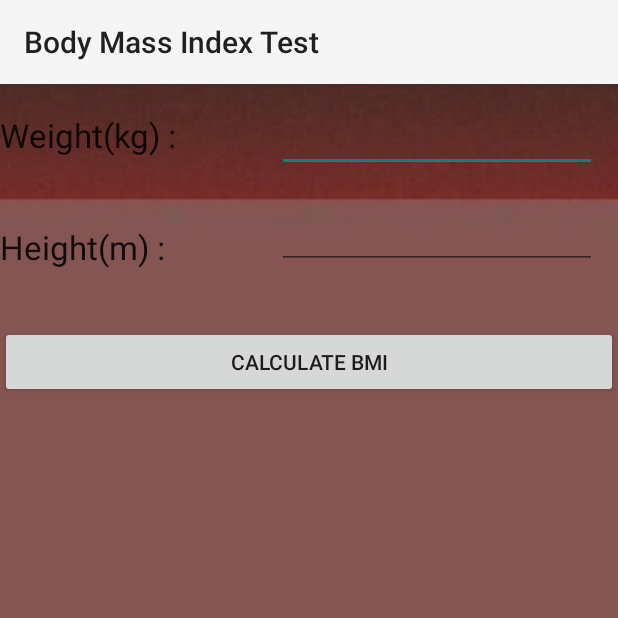
After one commit to robbie321/Sport_Universe, an Android app: the BmiCalculator screen opened directly, with no data from a screen before it, on a phone screen of 412 x 824 dp, the top half of it. The commit adds this screen. Run offline under Robolectric (Android 15) with nearby library versions, the phone set to English and light mode, and no system bars.

Commit message:
Made the BMI calculator java class and xml file

```diff
--- a/app/src/main/AndroidManifest.xml
+++ b/app/src/main/AndroidManifest.xml
@@ -26,6 +26,8 @@
         </activity>
         <activity android:name=".StopWatch" android:label="@string/stopwatch">
         </activity>
+        <activity android:name=".BmiCalculator" android:label="@string/bmi">
+        </activity>
         <activity   android:name=".Splashscreen">
             <intent-filter>
                 <action android:name="android.intent.action.MAIN" />
--- /dev/null
+++ b/app/src/main/java/com/example/g13149881/asportuniverse/BmiCalculator.java
@@ -0,0 +1,55 @@
+package com.example.g13149881.asportuniverse;
+
+import android.app.Activity;
+import android.content.Intent;
+import android.os.Bundle;
+import android.view.View;
+import android.widget.Button;
+import android.widget.EditText;
+import android.widget.TextView;
+import android.widget.Toast;
+
+/**
+ * Created by g13155105 on 19/04/2016.
+ */
+public class BmiCalculator extends Activity {
+    @Override
+    protected void onCreate(Bundle savedInstanceState) {
+        super.onCreate(savedInstanceState);
+        setContentView(R.layout.bmi_layout);
+
+        final Button calculate_BMI = (Button) findViewById(R.id.calc);
+        final EditText weight = (EditText) findViewById(R.id.weight);
+        final EditText height = (EditText) findViewById(R.id.height);
+        final TextView result = (TextView) findViewById(R.id.view_result);
+        final TextView msg = (TextView) findViewById(R.id.view_msg);
+
+        calculate_BMI.setOnClickListener(new View.OnClickListener() {
+            @Override
+            public void onClick(View v) {
+
+
+                double w,h,bmi;
+                w = Double.parseDouble(weight.getText().toString());
+                h = Double.parseDouble(height.getText().toString());
+                String message = "";
+                if(weight.getText().toString().equals("") || height.getText().toString().equals("")){
+                    Toast toast = Toast.makeText(getApplicationContext(), "Error: Invalid Input", Toast.LENGTH_SHORT);
+                }
+                else {
+                    bmi = h*h;
+                    bmi = w/bmi;
+                    result.setText(String.valueOf(bmi));
+                    if (bmi < 18.5) {
+                        message = "Underweight";
+                    } else if (bmi >= 18.5 && bmi < 25) {
+                        message = "Normal";
+                    } else if (bmi > 25) {
+                        message = "Overweight";
+                    }
+                    msg.setText(message);
+                }
+            }
+        });
+    }
+}
--- /dev/null
+++ b/app/src/main/res/layout/bmi_layout.xml
@@ -0,0 +1,77 @@
+<?xml version="1.0" encoding="utf-8"?>
+<RelativeLayout xmlns:android="http://schemas.android.com/apk/res/android"
+    android:layout_width="match_parent" android:layout_height="match_parent"
+    android:background="@drawable/background3">
+
+    <TextView
+        android:layout_width="wrap_content"
+        android:layout_height="wrap_content"
+        android:textAppearance="?android:attr/textAppearanceLarge"
+        android:text="Weight(kg) :"
+        android:id="@+id/textView_weight"
+        android:layout_alignBaseline="@+id/weight"
+        android:layout_alignBottom="@+id/weight"
+        android:layout_alignParentStart="true" />
+
+    <TextView
+        android:layout_width="wrap_content"
+        android:layout_height="wrap_content"
+        android:textAppearance="?android:attr/textAppearanceLarge"
+        android:text="Height(m) :"
+        android:id="@+id/textView_height"
+        android:layout_below="@+id/textView_weight"
+        android:layout_alignParentStart="true"
+        android:layout_marginTop="45dp" />
+
+    <EditText
+        android:layout_width="wrap_content"
+        android:layout_height="wrap_content"
+        android:inputType="numberDecimal"
+        android:ems="10"
+        android:id="@+id/weight"
+        android:layout_alignParentTop="true"
+        android:layout_alignParentEnd="true"
+        android:layout_marginEnd="14dp"
+        android:layout_marginTop="13dp"
+        android:textColor="#fffffcf9" />
+
+    <EditText
+        android:layout_width="wrap_content"
+        android:layout_height="wrap_content"
+        android:inputType="numberDecimal"
+        android:ems="10"
+        android:id="@+id/height"
+        android:layout_alignBottom="@+id/textView_height"
+        android:layout_alignStart="@+id/weight"
+        android:textColor="#fffffcf9" />
+
+    <Button
+        android:layout_width="fill_parent"
+        android:layout_height="wrap_content"
+        android:text="Calculate BMI"
+        android:id="@+id/calc"
+        android:layout_below="@+id/height"
+        android:layout_marginTop="38dp"
+        android:layout_alignParentEnd="true" />
+
+    <TextView
+        android:layout_width="wrap_content"
+        android:layout_height="wrap_content"
+        android:textAppearance="?android:attr/textAppearanceLarge"
+        android:text=" "
+        android:id="@+id/view_result"
+        android:layout_alignParentBottom="true"
+        android:layout_centerHorizontal="true"
+        android:layout_marginBottom="134dp"
+        android:textColor="#fffffcf9" />
+
+    <TextView
+        android:layout_width="wrap_content"
+        android:layout_height="wrap_content"
+        android:text=" "
+        android:id="@+id/view_msg"
+        android:layout_alignParentBottom="true"
+        android:layout_centerHorizontal="true"
+        android:layout_marginBottom="44dp"
+        android:textColor="#fffffcf9" />
+</RelativeLayout>
--- a/app/src/main/res/values/strings.xml
+++ b/app/src/main/res/values/strings.xml
@@ -7,4 +7,6 @@
     <string name="cardio">Cardio Exercises</string>
     <string name="nutrition">Nutrition Plans</string>
     <string name="stopwatch">Timer</string>
+    <string name="bmi">Body Mass Index Test</string>
+
 </resources>
```
Also changed, not shown: app/src/main/java/com/example/g13149881/asportuniverse/MainActivity.java (+8 -0 lines), app/src/main/res/layout/activity_main.xml (+9 -0 lines), app/src/main/res/layout/stopwatch_layout.xml (+24 -12 lines), app/src/main/java/com/example/g13149881/asportuniverse/StopWatch.java (line endings or trailing spaces).
